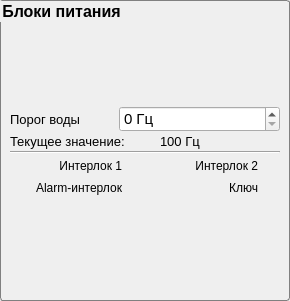
Old version of the form flag_panel.ui in the repository bulkanul/EVO_YFL_1064_GUI_coherent2.
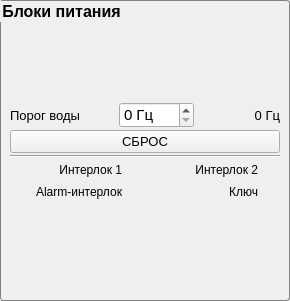
New version of the form. Icons and pictures are not drawn.

Commit message: Inverted acok and water markers, fixed gui, added clean button

Patch:
```diff
--- a/flag_panel.ui
+++ b/flag_panel.ui
@@ -12,13 +12,13 @@
   </property>
   <property name="minimumSize">
    <size>
-    <width>280</width>
+    <width>0</width>
     <height>0</height>
    </size>
   </property>
   <property name="maximumSize">
    <size>
-    <width>290</width>
+    <width>16777215</width>
     <height>16777215</height>
    </size>
   </property>
@@ -221,26 +221,6 @@
               </property>
              </widget>
             </item>
-           </layout>
-          </item>
-          <item>
-           <layout class="QHBoxLayout" name="horizontalLayout_2">
-            <item>
-             <widget class="QLabel" name="label">
-              <property name="font">
-               <font>
-                <family>Arial</family>
-                <pointsize>10</pointsize>
-                <weight>50</weight>
-                <italic>false</italic>
-                <bold>false</bold>
-               </font>
-              </property>
-              <property name="text">
-               <string>Текущее значение:</string>
-              </property>
-             </widget>
-            </item>
             <item>
              <widget class="QLabel" name="l_water_thresh">
               <property name="enabled">
@@ -264,12 +244,28 @@
                </font>
               </property>
               <property name="text">
-               <string>100 Гц</string>
+               <string>0 Гц</string>
+              </property>
+              <property name="alignment">
+               <set>Qt::AlignRight|Qt::AlignTrailing|Qt::AlignVCenter</set>
               </property>
              </widget>
             </item>
            </layout>
           </item>
+          <item>
+           <widget class="QPushButton" name="pb_water_clear">
+            <property name="font">
+             <font>
+              <family>Arial</family>
+              <pointsize>10</pointsize>
+             </font>
+            </property>
+            <property name="text">
+             <string>СБРОС</string>
+            </property>
+           </widget>
+          </item>
          </layout>
         </item>
         <item>
```
The commit also changes 6 other files.
